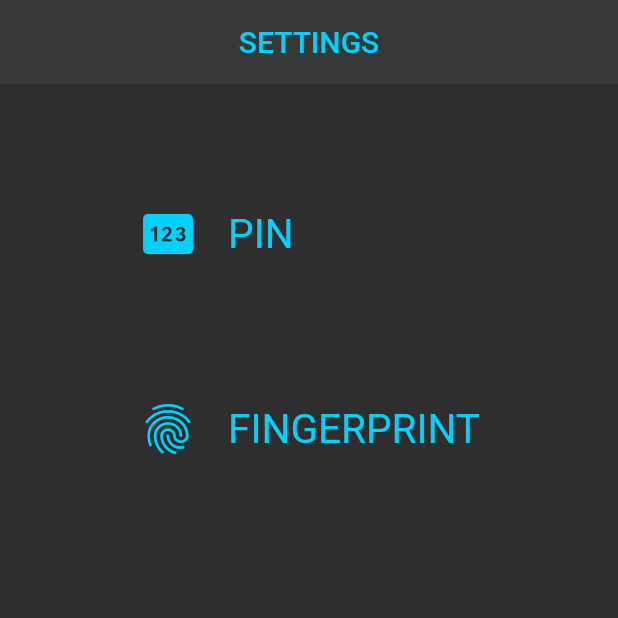
After one commit to EstrellaPoot-Ksquare/tv_series_project, a Flutter app: the screen it shows after launch, on a phone screen of 412 x 824 dp, the top half of it. The commit adds this screen. Run offline on Flutter 3.47's test engine with Material 2 defaults, Android fonts, the light colour scheme and no system bars.

Commit message:
settings screen

```diff
--- a/lib/core/constants/icons.dart
+++ b/lib/core/constants/icons.dart
@@ -4,4 +4,6 @@ class AppIcons {
   static IconData settings = Icons.settings;
   static IconData find = Icons.search_rounded;
   static IconData menuItem = Icons.chevron_right_rounded;
+  static IconData pin = Icons.pin;
+  static IconData fingerprint = Icons.fingerprint;
 }
--- a/lib/main.dart
+++ b/lib/main.dart
@@ -2,6 +2,7 @@ import 'package:flutter/material.dart';
 import 'package:tv_series_app/core/styles/app_theme.dart';
 //import 'package:tv_series_app/screens/home_screen.dart';
 import 'package:tv_series_app/features/series/screens/home_screen.dart';
+import 'package:tv_series_app/screens/settings.dart';
 
 void main() {
   runApp(const MyApp());
@@ -17,7 +18,7 @@ class MyApp extends StatelessWidget {
       debugShowCheckedModeBanner: false,
       title: 'Flutter Demo',
       theme: AppTheme.theme,
-      home: const HomeScreen(),
+      home: const SettingsScreen(),
     );
   }
 }
--- /dev/null
+++ b/lib/screens/settings.dart
@@ -0,0 +1,66 @@
+import 'package:flutter/material.dart';
+import 'package:tv_series_app/core/constants/colors.dart';
+import 'package:tv_series_app/core/constants/icons.dart';
+
+class SettingsScreen extends StatelessWidget {
+  const SettingsScreen({super.key});
+
+  @override
+  Widget build(BuildContext context) {
+    return Scaffold(
+      appBar: AppBar(
+        title: const Text('SETTINGS'),
+        centerTitle: true,
+      ),
+      body: Row(
+        mainAxisAlignment: MainAxisAlignment.center,
+        children: [
+          Column(
+              crossAxisAlignment: CrossAxisAlignment.start,
+              children: [
+                const SizedBox(height: 80,),
+                Row(
+                  children: [
+                    Icon(
+                      AppIcons.pin,
+                      color: AppColors.main,
+                      size: 40,
+                    ),
+                    const SizedBox(width: 20,),
+                    Text(
+                      'PIN',
+                      style: TextStyle(
+                        color: AppColors.main,
+                        fontSize: 27,
+                      ),
+                    ),
+                  ],
+                ),
+                const SizedBox(height: 90,),
+                 Row(
+                  children: [
+                    Icon(
+                      AppIcons.fingerprint,
+                      color: AppColors.main,
+                       size: 40,
+                    ),
+                    const SizedBox(width: 20,),
+                    Text(
+                      'FINGERPRINT',
+                      style: TextStyle(
+                        color: AppColors.main,
+                         fontSize: 27,
+                      ),
+                    ),
+                  ],
+                ),
+
+
+              ],
+            ),
+        ],
+      ),
+
+    );
+  }
+}
```
